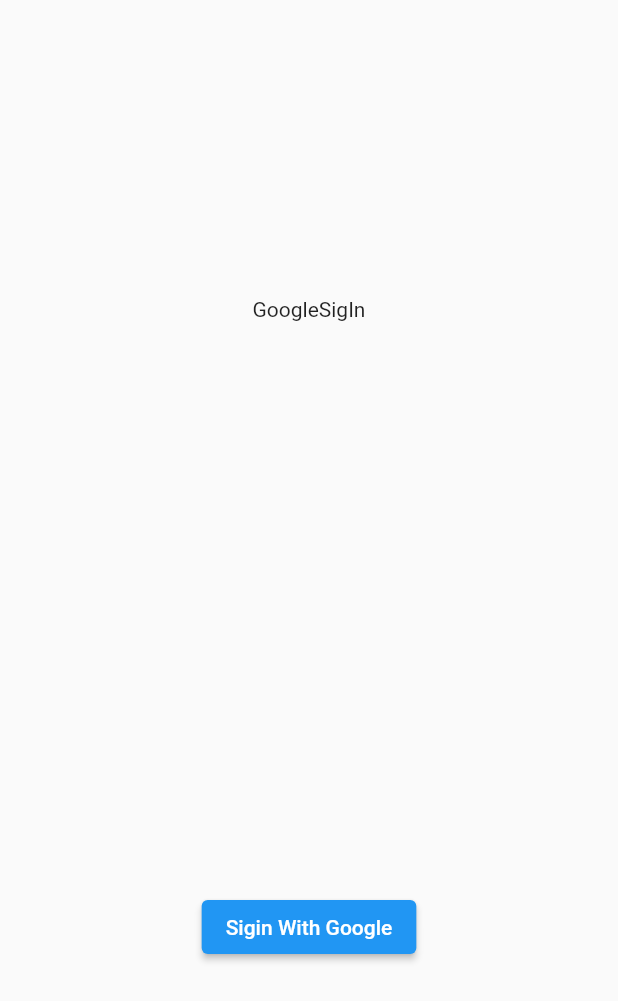
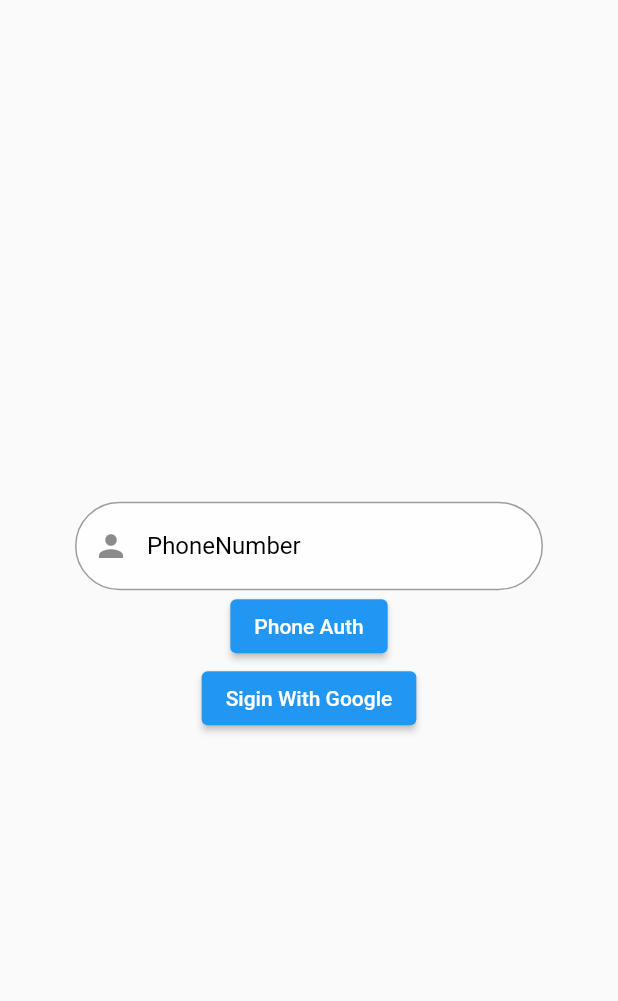
Before and after one commit to khaidem/Chat_app_Flutter, a Flutter app: the screen it shows after launch, on a phone screen of 412 x 824 dp. Shown: the top 1001 px of the screen. Run offline on Flutter 3.47's test engine with Material 2 defaults, Android fonts, the light colour scheme and no system bars; our stand-ins replace firebase_auth, firebase_core, google_sign_in; accounts and stored records are empty.

Commit message:
add google Sigin

```diff
--- a/lib/src/Home/pages/google_sigin.dart
+++ /dev/null
@@ -1,32 +0,0 @@
-import 'package:firebase_auth/firebase_auth.dart';
-import 'package:flutter/material.dart';
-import 'package:goole_sigin_firebase/src/Home/pages/home.page.dart';
-import 'package:goole_sigin_firebase/src/Home/widgets/login_widget.dart';
-
-class GoogleSigInPage extends StatelessWidget {
-  const GoogleSigInPage({Key? key}) : super(key: key);
-
-  @override
-  Widget build(BuildContext context) {
-    return Scaffold(
-      body: StreamBuilder(
-        stream: FirebaseAuth.instance.authStateChanges(),
-        builder: (BuildContext context, AsyncSnapshot<dynamic> snapshot) {
-          if (snapshot.connectionState == ConnectionState.waiting) {
-            return const Center(
-              child: CircularProgressIndicator(),
-            );
-          } else if (snapshot.hasData) {
-            return const LogInWidget();
-          } else if (snapshot.hasError) {
-            return const Center(
-              child: Text('Something went Wrong'),
-            );
-          } else {
-            return const HomePage();
-          }
-        },
-      ),
-    );
-  }
-}
--- a/lib/src/Home/pages/home.page.dart
+++ b/lib/src/Home/pages/home.page.dart
@@ -1,36 +1,32 @@
+import 'package:firebase_auth/firebase_auth.dart';
 import 'package:flutter/material.dart';
-import 'package:goole_sigin_firebase/src/Home/logic/provider/google_sigin.provider.dart';
-import 'package:provider/provider.dart';
+import 'package:goole_sigin_firebase/src/Home/widgets/login_widget.dart';
+import 'package:goole_sigin_firebase/src/Home/widgets/sigin.widget.dart';
 
 class HomePage extends StatelessWidget {
   const HomePage({Key? key}) : super(key: key);
+  static const routeName = '/HomePage';
 
   @override
   Widget build(BuildContext context) {
     return Scaffold(
-      body: Column(
-        children: [
-          const Expanded(
-            child: Center(
-              child: Text('GoogleSigIn'),
-            ),
-          ),
-          Expanded(
-            child: Row(
-              mainAxisAlignment: MainAxisAlignment.center,
-              children: [
-                ElevatedButton(
-                  onPressed: () {
-                    final provider = context.read<GoogleSigInProvider>();
-                    provider.onLoginButtonPressedEvent();
-                    print(provider);
-                  },
-                  child: const Text('Sigin With Google'),
-                ),
-              ],
-            ),
-          )
-        ],
+      body: StreamBuilder(
+        stream: FirebaseAuth.instance.authStateChanges(),
+        builder: (BuildContext context, AsyncSnapshot<dynamic> snapshot) {
+          if (snapshot.connectionState == ConnectionState.waiting) {
+            return const Center(
+              child: CircularProgressIndicator(),
+            );
+          } else if (snapshot.hasData) {
+            return const LogInWidget();
+          } else if (snapshot.hasError) {
+            return const Center(
+              child: Text('Something went Wrong'),
+            );
+          } else {
+            return const SigInWidget();
+          }
+        },
       ),
     );
   }
--- /dev/null
+++ b/lib/src/Home/widgets/sigin.widget.dart
@@ -0,0 +1,127 @@
+import 'package:firebase_auth/firebase_auth.dart';
+import 'package:flutter/material.dart';
+import 'package:goole_sigin_firebase/src/Home/logic/provider/google_sigin.provider.dart';
+import 'package:goole_sigin_firebase/src/Home/pages/otp_verfication.page.dart';
+import 'package:goole_sigin_firebase/src/Home/widgets/login_widget.dart';
+import 'package:provider/provider.dart';
+
+class SigInWidget extends StatefulWidget {
+  const SigInWidget({Key? key}) : super(key: key);
+
+  @override
+  State<SigInWidget> createState() => _SigInWidgetState();
+}
+
+class _SigInWidgetState extends State<SigInWidget> {
+  final TextEditingController phoneNumber = TextEditingController();
+  final FirebaseAuth _auth = FirebaseAuth.instance;
+  String verificationIdReceived = '';
+
+  ///***** */
+  Future<void> verifyNumber() async {
+    _auth.verifyPhoneNumber(
+        phoneNumber: phoneNumber.text,
+        verificationCompleted: (PhoneAuthCredential credential) async {
+          await _auth.signInWithCredential(credential).then(
+            (value) async {
+              if (value.user != null) {
+                Navigator.push(
+                  context,
+                  MaterialPageRoute(
+                    builder: (_) => const OtpVerificationPage(),
+                  ),
+                );
+              }
+            },
+          );
+        },
+        verificationFailed: (FirebaseAuthException exception) {
+          print(exception.message);
+        },
+        codeSent: (String verficationID, int? resendToken) {
+          verificationIdReceived = verficationID;
+        },
+        codeAutoRetrievalTimeout: (String verficationID) {});
+  }
+
+  @override
+  Widget build(BuildContext context) {
+    return Scaffold(
+      body: Center(
+        child: Column(
+          mainAxisAlignment: MainAxisAlignment.center,
+          children: [
+            Column(
+              mainAxisAlignment: MainAxisAlignment.center,
+              children: [
+                Padding(
+                  padding: const EdgeInsets.symmetric(horizontal: 50),
+                  child: TextFormField(
+                    keyboardType: TextInputType.phone,
+                    controller: phoneNumber,
+                    decoration: InputDecoration(
+                      hintText: 'PhoneNumber',
+                      labelText: 'PhoneNumber',
+                      labelStyle: const TextStyle(color: Colors.black),
+                      prefixIcon: const Icon(Icons.person),
+                      hintStyle: const TextStyle(color: Colors.grey),
+                      filled: true,
+                      fillColor: Colors.white70,
+                      errorBorder: OutlineInputBorder(
+                        borderRadius: BorderRadius.circular(10.0),
+                        borderSide: const BorderSide(color: Colors.red),
+                      ),
+                      border: OutlineInputBorder(
+                        borderRadius: BorderRadius.circular(10.0),
+                        borderSide: const BorderSide(
+                          color: Colors.blue,
+                          width: 2.0,
+                        ),
+                      ),
+                      enabledBorder: const OutlineInputBorder(
+                        borderRadius: BorderRadius.all(
+                          Radius.circular(50),
+                        ),
+                        borderSide: BorderSide(
+                          color: Colors.black38,
+                        ),
+                      ),
+                      focusedBorder: const OutlineInputBorder(
+                        borderSide: BorderSide(
+                          color: Colors.blue,
+                        ),
+                      ),
+                    ),
+                  ),
+                ),
+                ElevatedButton(
+                  onPressed: () {
+                    verifyNumber();
+                  },
+                  child: const Text('Phone Auth'),
+                ),
+                ElevatedButton(
+                  onPressed: () {
+                    final provider = context.read<GoogleSigInProvider>();
+                    provider
+                        .googleUser()
+                        .then((value) => Navigator.of(context).push(
+                              MaterialPageRoute(
+                                builder: (_) {
+                                  return const LogInWidget();
+                                },
+                              ),
+                            ));
+                    print(provider);
+                    // Navigator.of(context).push(LogInWidget.routeName);
+                  },
+                  child: const Text('Sigin With Google'),
+                ),
+              ],
+            )
+          ],
+        ),
+      ),
+    );
+  }
+}
--- a/lib/src/app/my_app.dart
+++ b/lib/src/app/my_app.dart
@@ -1,8 +1,10 @@
 import 'package:flutter/material.dart';
+import 'package:goole_sigin_firebase/src/Home/pages/home.page.dart';
+import 'package:goole_sigin_firebase/src/Home/pages/otp_verfication.page.dart';
+import 'package:goole_sigin_firebase/src/Home/widgets/login_widget.dart';
 import 'package:provider/provider.dart';
 
 import '../Home/logic/provider/google_sigin.provider.dart';
-import '../Home/pages/google_sigin.dart';
 
 class MyApp extends StatelessWidget {
   const MyApp({Key? key}) : super(key: key);
@@ -19,7 +21,12 @@
         theme: ThemeData(
           primarySwatch: Colors.blue,
         ),
-        home: const GoogleSigInPage(),
+        home: const HomePage(),
+        routes: {
+          LogInWidget.routeName: (ctx) => const LogInWidget(),
+          HomePage.routeName: (ctx) => const HomePage(),
+          OtpVerificationPage.routeName: (ctx) => const OtpVerificationPage()
+        },
       ),
     );
   }
```
Also changed, not shown: lib/src/Home/logic/provider/google_sigin.provider.dart (+40 -12 lines), lib/src/Home/pages/data-found.page.dart (added, +12 -0 lines), lib/src/Home/pages/otp_verfication.page.dart (added, +104 -0 lines), lib/src/Home/widgets/login_widget.dart (+26 -2 lines).
